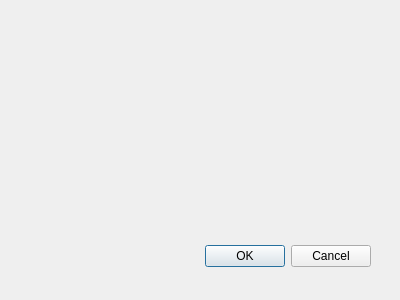
gaitovrat/bachelor, file src/ui/window/SettingsWindow.ui: the form before one commit.
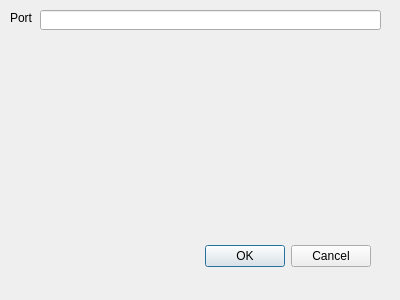
The form after the commit.

Commit message: Add settings serialization

Patch:
```diff
--- a/src/ui/window/SettingsWindow.ui
+++ b/src/ui/window/SettingsWindow.ui
@@ -29,6 +29,29 @@
     <set>QDialogButtonBox::Cancel|QDialogButtonBox::Ok</set>
    </property>
   </widget>
+  <widget class="QLabel" name="label">
+   <property name="geometry">
+    <rect>
+     <x>10</x>
+     <y>10</y>
+     <width>31</width>
+     <height>16</height>
+    </rect>
+   </property>
+   <property name="text">
+    <string>Port</string>
+   </property>
+  </widget>
+  <widget class="QLineEdit" name="portNameLineEdit">
+   <property name="geometry">
+    <rect>
+     <x>40</x>
+     <y>10</y>
+     <width>341</width>
+     <height>20</height>
+    </rect>
+   </property>
+  </widget>
  </widget>
  <resources/>
  <connections>
```
The commit also changes 4 other files.
